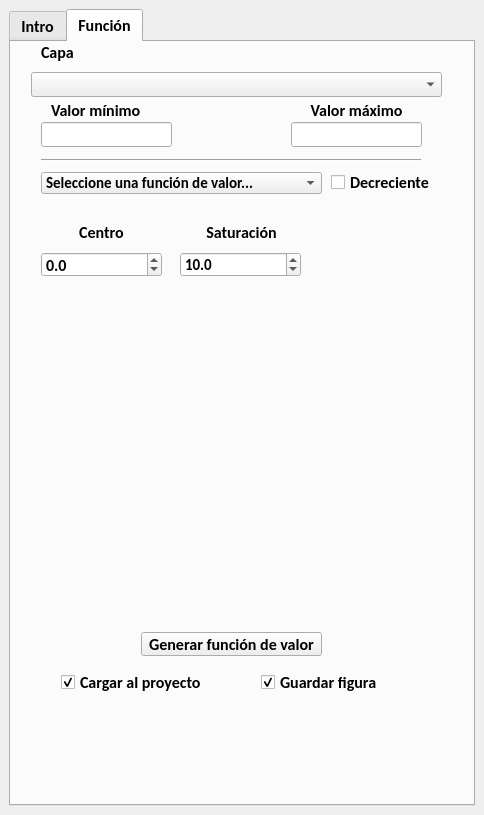
Qt form sigfunction/sigfunction_dockwidget_base.ui (sigplanning/sigfunction-qgis) before a commit.
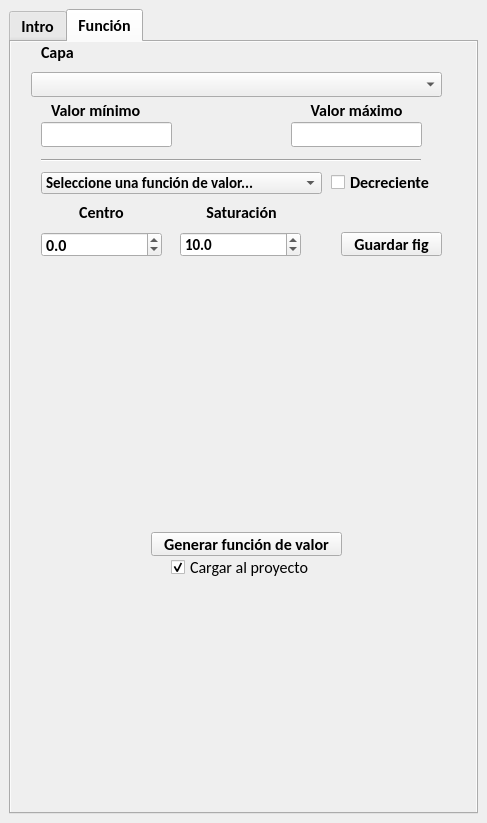
The same form after that commit. Custom widgets are drawn as their Qt base class.

Patch:
```diff
--- a/sigfunction/sigfunction_dockwidget_base.ui
+++ b/sigfunction/sigfunction_dockwidget_base.ui
@@ -6,8 +6,8 @@
    <rect>
     <x>0</x>
     <y>0</y>
-    <width>484</width>
-    <height>815</height>
+    <width>487</width>
+    <height>823</height>
    </rect>
   </property>
   <property name="font">
@@ -19,8 +19,14 @@
    <string>SIGfunction</string>
   </property>
   <widget class="QWidget" name="slides">
+   <property name="layoutDirection">
+    <enum>Qt::LeftToRight</enum>
+   </property>
+   <property name="autoFillBackground">
+    <bool>true</bool>
+   </property>
    <layout class="QGridLayout" name="gridLayout">
-    <item row="1" column="0">
+    <item row="0" column="0">
      <widget class="QTabWidget" name="tabWidget">
       <property name="font">
        <font>
@@ -29,6 +35,9 @@
         <bold>true</bold>
        </font>
       </property>
+      <property name="autoFillBackground">
+       <bool>true</bool>
+      </property>
       <property name="currentIndex">
        <number>1</number>
       </property>
@@ -61,6 +70,9 @@
        </widget>
       </widget>
       <widget class="QWidget" name="function">
+       <property name="autoFillBackground">
+        <bool>true</bool>
+       </property>
        <attribute name="title">
         <string>Función</string>
        </attribute>
@@ -116,7 +128,7 @@
          <rect>
           <x>320</x>
           <y>130</y>
-          <width>111</width>
+          <width>121</width>
           <height>20</height>
          </rect>
         </property>
@@ -273,7 +285,7 @@
         <property name="geometry">
          <rect>
           <x>30</x>
-          <y>180</y>
+          <y>160</y>
           <width>121</width>
           <height>20</height>
          </rect>
@@ -296,7 +308,7 @@
         <property name="geometry">
          <rect>
           <x>170</x>
-          <y>180</y>
+          <y>160</y>
           <width>121</width>
           <height>20</height>
          </rect>
@@ -319,7 +331,7 @@
         <property name="geometry">
          <rect>
           <x>30</x>
-          <y>210</y>
+          <y>190</y>
           <width>121</width>
           <height>25</height>
          </rect>
@@ -345,7 +357,7 @@
         <property name="geometry">
          <rect>
           <x>169</x>
-          <y>210</y>
+          <y>190</y>
           <width>121</width>
           <height>25</height>
          </rect>
@@ -416,10 +428,10 @@
        <widget class="QWidget" name="verticalLayoutWidget">
         <property name="geometry">
          <rect>
-          <x>20</x>
-          <y>290</y>
-          <width>411</width>
-          <height>281</height>
+          <x>10</x>
+          <y>230</y>
+          <width>431</width>
+          <height>251</height>
          </rect>
         </property>
         <layout class="QVBoxLayout" name="layout_graph"/>
@@ -427,12 +439,22 @@
        <widget class="QPushButton" name="pushButton">
         <property name="geometry">
          <rect>
-          <x>130</x>
-          <y>590</y>
-          <width>181</width>
+          <x>140</x>
+          <y>490</y>
+          <width>191</width>
           <height>24</height>
          </rect>
         </property>
+        <property name="font">
+         <font>
+          <family>Calibri</family>
+          <pointsize>12</pointsize>
+          <bold>true</bold>
+         </font>
+        </property>
+        <property name="styleSheet">
+         <string notr="true"/>
+        </property>
         <property name="locale">
          <locale language="Spanish" country="Mexico"/>
         </property>
@@ -443,12 +465,19 @@
        <widget class="QCheckBox" name="loadproj">
         <property name="geometry">
          <rect>
-          <x>50</x>
-          <y>630</y>
+          <x>160</x>
+          <y>510</y>
           <width>141</width>
-          <height>20</height>
+          <height>31</height>
          </rect>
         </property>
+        <property name="font">
+         <font>
+          <family>Calibri</family>
+          <pointsize>12</pointsize>
+          <bold>false</bold>
+         </font>
+        </property>
         <property name="text">
          <string>Cargar al proyecto</string>
         </property>
@@ -456,20 +485,17 @@
          <bool>true</bool>
         </property>
        </widget>
-       <widget class="QCheckBox" name="savefig">
+       <widget class="QPushButton" name="guarda_fig">
         <property name="geometry">
          <rect>
-          <x>250</x>
-          <y>630</y>
-          <width>131</width>
-          <height>20</height>
+          <x>330</x>
+          <y>190</y>
+          <width>101</width>
+          <height>24</height>
          </rect>
         </property>
         <property name="text">
-         <string>Guardar figura</string>
-        </property>
-        <property name="checked">
-         <bool>true</bool>
+         <string>Guardar fig</string>
         </property>
        </widget>
       </widget>
```
Left out of the diff: 66 changed lines with no effect on the pictures.
